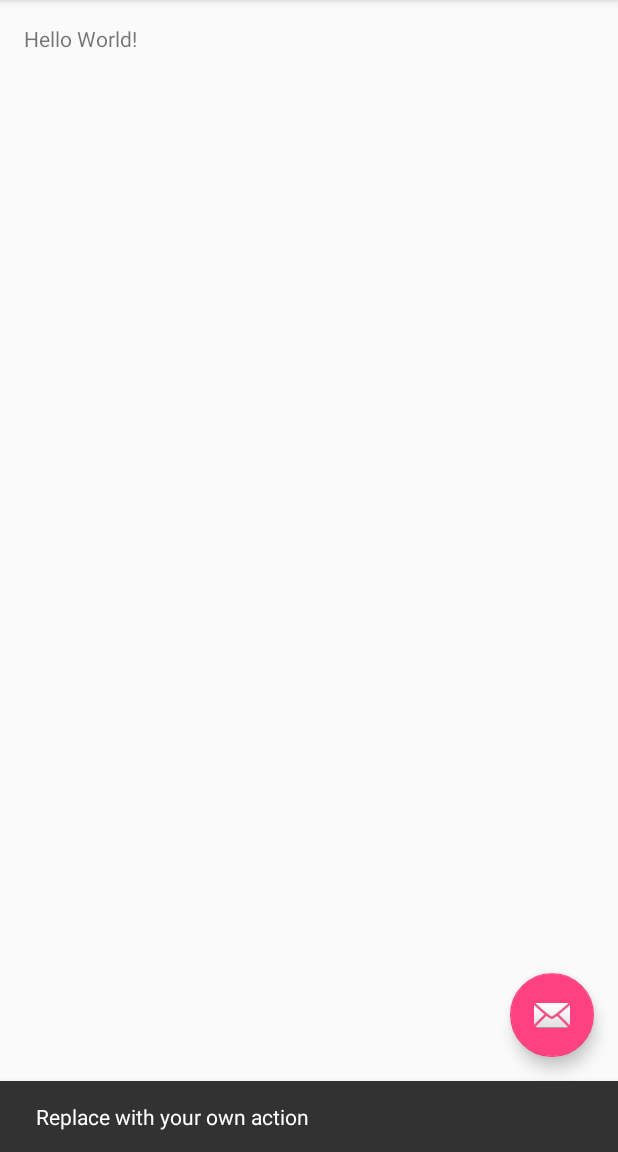
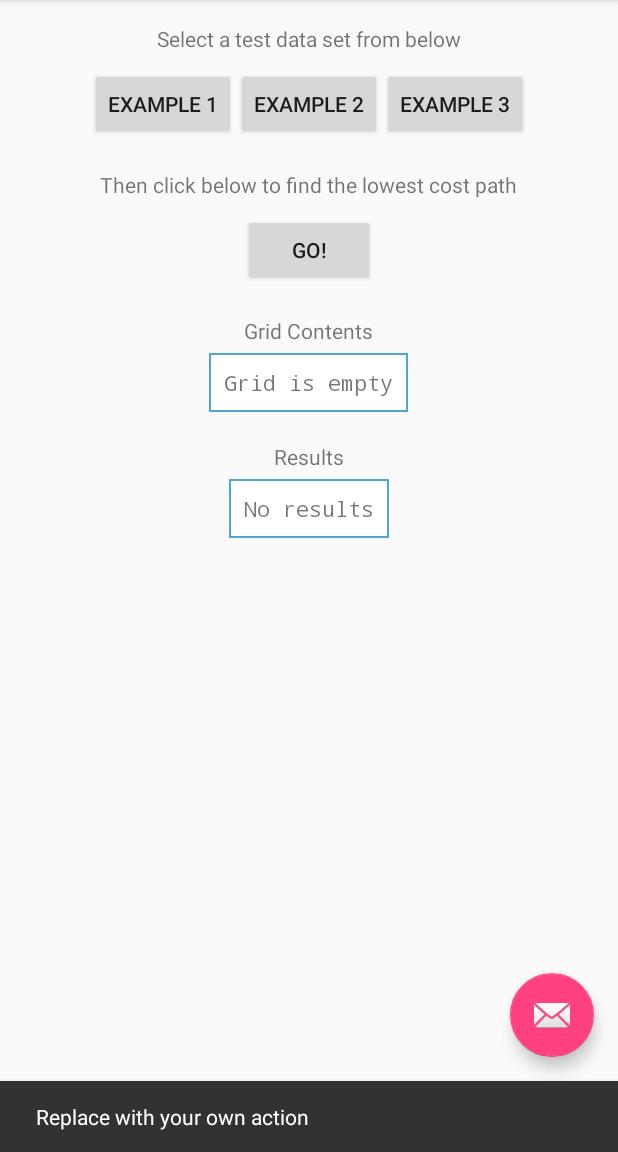
Before and after one commit to jfpdazey/PathOfLowestCost, an Android app: the screen it shows after launch (MainActivity), after a tap on an icon or button, on a phone screen of 412 x 824 dp, the part 84-1236 px from its top. Run offline under Robolectric (Android 15) with nearby library versions, the phone set to English and light mode, and no system bars.

Commit message:
Basic layout

```diff
--- /dev/null
+++ b/app/src/main/res/drawable/back.xml
@@ -0,0 +1,5 @@
+<?xml version="1.0" encoding="utf-8"?>
+<shape xmlns:android="http://schemas.android.com/apk/res/android" android:shape="rectangle" >
+    <solid android:color="#ffffff" />
+    <stroke android:width="1dip" android:color="#4fa5d5"/>
+</shape>
--- a/app/src/main/res/layout/content_main.xml
+++ b/app/src/main/res/layout/content_main.xml
@@ -13,7 +13,92 @@
     tools:showIn="@layout/activity_main">
 
     <TextView
+        android:id="@+id/select_label"
         android:layout_width="wrap_content"
         android:layout_height="wrap_content"
-        android:text="Hello World!" />
+        android:layout_centerHorizontal="true"
+        android:layout_marginBottom="10dp"
+        android:text="Select a test data set from below" />
+
+    <LinearLayout
+        android:id="@+id/load_buttons"
+        android:layout_width="wrap_content"
+        android:layout_height="wrap_content"
+        android:layout_centerHorizontal="true"
+        android:layout_marginBottom="20dp"
+        android:layout_below="@id/select_label">
+        <Button
+            android:layout_width="wrap_content"
+            android:layout_height="wrap_content"
+            android:text="Example 1"/>
+        <Button
+            android:layout_width="wrap_content"
+            android:layout_height="wrap_content"
+            android:text="Example 2"/>
+        <Button
+            android:layout_width="wrap_content"
+            android:layout_height="wrap_content"
+            android:text="Example 3"/>
+    </LinearLayout>
+
+    <TextView
+        android:id="@+id/go_label"
+        android:layout_width="wrap_content"
+        android:layout_height="wrap_content"
+        android:layout_centerHorizontal="true"
+        android:layout_below="@id/load_buttons"
+        android:layout_marginBottom="10dp"
+        android:text="Then click below to find the lowest cost path" />
+
+    <Button
+        android:id="@+id/go_button"
+        android:layout_width="wrap_content"
+        android:layout_height="wrap_content"
+        android:layout_centerHorizontal="true"
+        android:layout_below="@id/go_label"
+        android:layout_marginBottom="20dp"
+        android:text="GO!"/>
+
+    <TextView
+        android:id="@+id/grid_label"
+        android:layout_width="wrap_content"
+        android:layout_height="wrap_content"
+        android:layout_centerHorizontal="true"
+        android:layout_below="@id/go_button"
+        android:layout_marginBottom="5dp"
+        android:text="Grid Contents" />
+
+    <TextView
+        android:id="@+id/grid_contents"
+        android:layout_width="wrap_content"
+        android:layout_height="wrap_content"
+        android:layout_centerHorizontal="true"
+        android:layout_below="@id/grid_label"
+        android:layout_marginBottom="20dp"
+        android:padding="10dp"
+        android:fontFamily="monospace"
+        android:background="@drawable/back"
+        android:text="Grid is empty" />
+
+    <TextView
+        android:id="@+id/results_label"
+        android:layout_width="wrap_content"
+        android:layout_height="wrap_content"
+        android:layout_centerHorizontal="true"
+        android:layout_below="@id/grid_contents"
+        android:layout_marginBottom="5dp"
+        android:text="Results" />
+
+    <TextView
+        android:id="@+id/results_contents"
+        android:layout_width="wrap_content"
+        android:layout_height="wrap_content"
+        android:layout_centerHorizontal="true"
+        android:layout_below="@id/results_label"
+        android:layout_marginBottom="20dp"
+        android:padding="10dp"
+        android:fontFamily="monospace"
+        android:background="@drawable/back"
+        android:text="No results" />
+
 </RelativeLayout>
```
